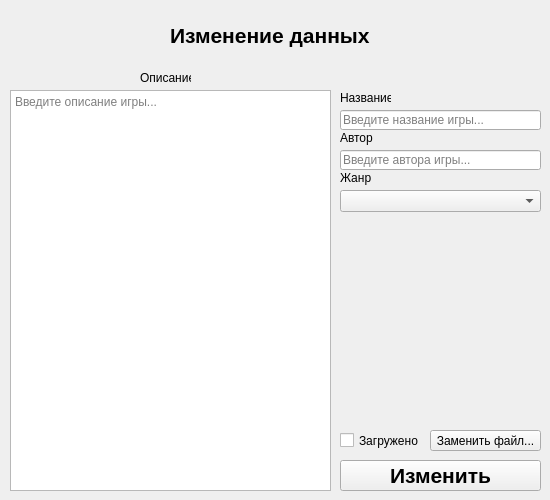
This is data/designs/edit_game.ui in Woolfer0097/GameLibrary as Qt 5 draws it before an edit. The edited form follows.
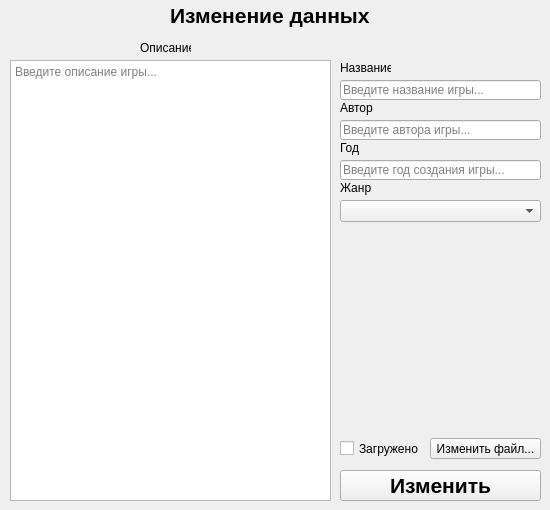
This is the edited form.

Patch:
```diff
--- a/data/designs/edit_game.ui
+++ b/data/designs/edit_game.ui
@@ -7,56 +7,115 @@
     <x>0</x>
     <y>0</y>
     <width>550</width>
-    <height>500</height>
+    <height>510</height>
    </rect>
   </property>
   <property name="windowTitle">
    <string>Form</string>
   </property>
-  <widget class="QLineEdit" name="line_author">
+  <widget class="QPushButton" name="edit_btn">
    <property name="geometry">
     <rect>
      <x>340</x>
-     <y>150</y>
+     <y>470</y>
      <width>201</width>
-     <height>20</height>
+     <height>31</height>
     </rect>
    </property>
-   <property name="placeholderText">
-    <string>Введите автора игры...</string>
+   <property name="font">
+    <font>
+     <pointsize>16</pointsize>
+     <weight>75</weight>
+     <bold>true</bold>
+    </font>
+   </property>
+   <property name="text">
+    <string>Изменить</string>
    </property>
   </widget>
-  <widget class="QLabel" name="label_4">
+  <widget class="QLabel" name="label_2">
    <property name="geometry">
     <rect>
      <x>340</x>
-     <y>170</y>
+     <y>100</y>
      <width>51</width>
      <height>16</height>
     </rect>
    </property>
    <property name="text">
-    <string>Жанр</string>
+    <string>Автор</string>
    </property>
   </widget>
-  <widget class="QPushButton" name="edit_file_btn">
+  <widget class="QLabel" name="label_3">
+   <property name="geometry">
+    <rect>
+     <x>140</x>
+     <y>40</y>
+     <width>51</width>
+     <height>16</height>
+    </rect>
+   </property>
+   <property name="text">
+    <string>Описание</string>
+   </property>
+  </widget>
+  <widget class="QPushButton" name="edit_image_btn">
    <property name="geometry">
     <rect>
      <x>430</x>
-     <y>430</y>
+     <y>438</y>
      <width>111</width>
      <height>21</height>
     </rect>
    </property>
    <property name="text">
-    <string>Заменить файл...</string>
+    <string>Изменить файл...</string>
    </property>
   </widget>
-  <widget class="QCheckBox" name="check_download">
+  <widget class="QLabel" name="label">
    <property name="geometry">
     <rect>
      <x>340</x>
-     <y>430</y>
+     <y>60</y>
+     <width>51</width>
+     <height>16</height>
+    </rect>
+   </property>
+   <property name="text">
+    <string>Название</string>
+   </property>
+  </widget>
+  <widget class="QLabel" name="label_4">
+   <property name="geometry">
+    <rect>
+     <x>340</x>
+     <y>180</y>
+     <width>51</width>
+     <height>16</height>
+    </rect>
+   </property>
+   <property name="text">
+    <string>Жанр</string>
+   </property>
+  </widget>
+  <widget class="QLineEdit" name="line_author">
+   <property name="geometry">
+    <rect>
+     <x>340</x>
+     <y>120</y>
+     <width>201</width>
+     <height>20</height>
+    </rect>
+   </property>
+   <property name="placeholderText">
+    <string>Введите автора игры...</string>
+   </property>
+  </widget>
+  <widget class="QCheckBox" name="check_image">
+   <property name="geometry">
+    <rect>
+     <x>340</x>
+     <y>438</y>
      <width>81</width>
      <height>21</height>
     </rect>
@@ -65,50 +124,73 @@
     <string>Загружено</string>
    </property>
   </widget>
+  <widget class="QLineEdit" name="line_year">
+   <property name="geometry">
+    <rect>
+     <x>340</x>
+     <y>160</y>
+     <width>201</width>
+     <height>20</height>
+    </rect>
+   </property>
+   <property name="placeholderText">
+    <string>Введите год создания игры...</string>
+   </property>
+  </widget>
   <widget class="QPlainTextEdit" name="description_plain">
    <property name="geometry">
     <rect>
      <x>10</x>
-     <y>90</y>
+     <y>60</y>
      <width>321</width>
-     <height>401</height>
+     <height>441</height>
     </rect>
    </property>
    <property name="placeholderText">
     <string>Введите описание игры...</string>
    </property>
   </widget>
-  <widget class="QLabel" name="label">
+  <widget class="QLineEdit" name="line_name">
    <property name="geometry">
     <rect>
      <x>340</x>
-     <y>90</y>
-     <width>51</width>
-     <height>16</height>
+     <y>80</y>
+     <width>201</width>
+     <height>20</height>
     </rect>
    </property>
-   <property name="text">
-    <string>Название</string>
+   <property name="placeholderText">
+    <string>Введите название игры...</string>
    </property>
   </widget>
-  <widget class="QLabel" name="label_2">
+  <widget class="QComboBox" name="genres_box">
    <property name="geometry">
     <rect>
      <x>340</x>
-     <y>130</y>
+     <y>200</y>
+     <width>201</width>
+     <height>22</height>
+    </rect>
+   </property>
+  </widget>
+  <widget class="QLabel" name="label_6">
+   <property name="geometry">
+    <rect>
+     <x>340</x>
+     <y>140</y>
      <width>51</width>
      <height>16</height>
     </rect>
    </property>
    <property name="text">
-    <string>Автор</string>
+    <string>Год</string>
    </property>
   </widget>
   <widget class="QLabel" name="image_label">
    <property name="geometry">
     <rect>
      <x>340</x>
-     <y>220</y>
+     <y>230</y>
      <width>200</width>
      <height>200</height>
     </rect>
@@ -117,47 +199,11 @@
     <string/>
    </property>
   </widget>
-  <widget class="QComboBox" name="genre_box">
-   <property name="geometry">
-    <rect>
-     <x>340</x>
-     <y>190</y>
-     <width>201</width>
-     <height>22</height>
-    </rect>
-   </property>
-  </widget>
-  <widget class="QLineEdit" name="line_name">
-   <property name="geometry">
-    <rect>
-     <x>340</x>
-     <y>110</y>
-     <width>201</width>
-     <height>20</height>
-    </rect>
-   </property>
-   <property name="placeholderText">
-    <string>Введите название игры...</string>
-   </property>
-  </widget>
-  <widget class="QLabel" name="label_3">
-   <property name="geometry">
-    <rect>
-     <x>140</x>
-     <y>70</y>
-     <width>51</width>
-     <height>16</height>
-    </rect>
-   </property>
-   <property name="text">
-    <string>Описание</string>
-   </property>
-  </widget>
   <widget class="QLabel" name="label_5">
    <property name="geometry">
     <rect>
      <x>170</x>
-     <y>20</y>
+     <y>0</y>
      <width>221</width>
      <height>31</height>
     </rect>
@@ -173,26 +219,6 @@
     <string>Изменение данных</string>
    </property>
   </widget>
-  <widget class="QPushButton" name="edit_btn">
-   <property name="geometry">
-    <rect>
-     <x>340</x>
-     <y>460</y>
-     <width>201</width>
-     <height>31</height>
-    </rect>
-   </property>
-   <property name="font">
-    <font>
-     <pointsize>16</pointsize>
-     <weight>75</weight>
-     <bold>true</bold>
-    </font>
-   </property>
-   <property name="text">
-    <string>Изменить</string>
-   </property>
-  </widget>
  </widget>
  <resources/>
  <connections/>
```
